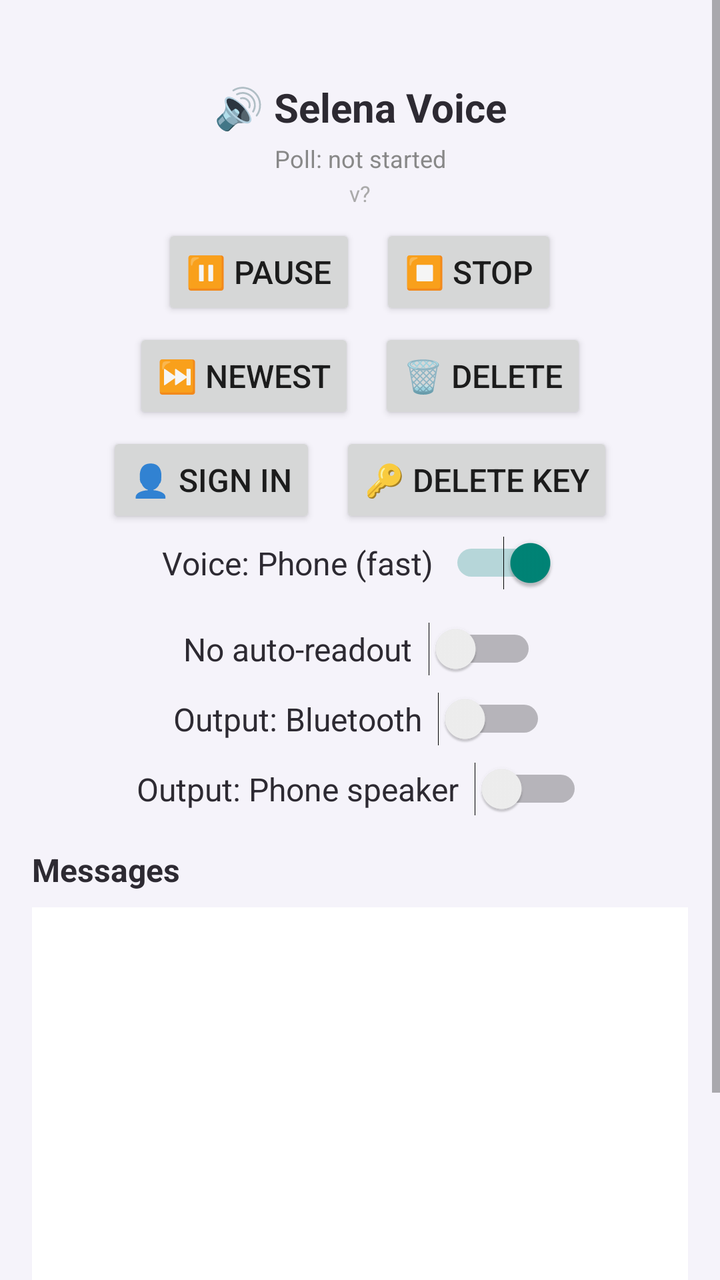
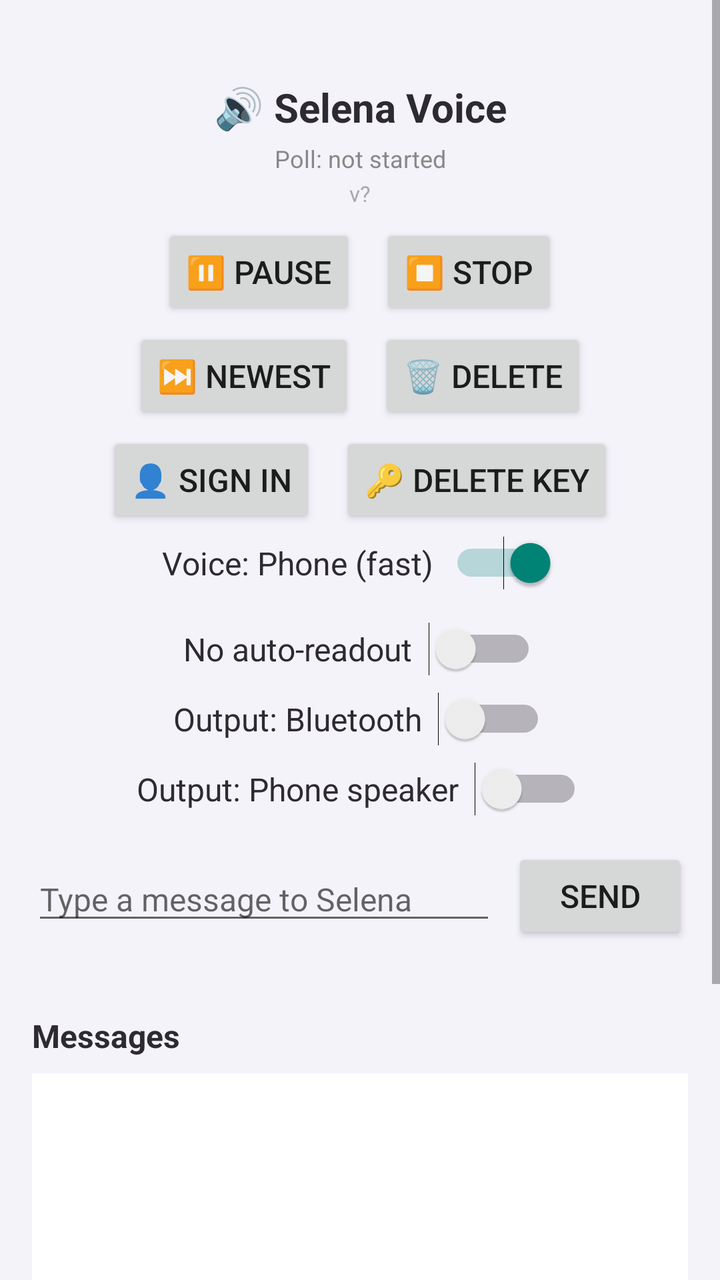

Before-and-after screenshots of an Android layout around one commit, followed by the original layout XML and the change that was made.
<!-- AndroidManifest.xml: application theme android:Theme.Material.Light.NoActionBar -->
<!-- res/layout/activity_main.xml -->
<?xml version="1.0" encoding="utf-8"?>
<ScrollView xmlns:android="http://schemas.android.com/apk/res/android"
    android:id="@+id/outerScroll"
    android:layout_width="match_parent"
    android:layout_height="match_parent"
    android:background="@color/selena_light"
    android:fillViewport="true">

<LinearLayout
    android:layout_width="match_parent"
    android:layout_height="wrap_content"
    android:orientation="vertical"
    android:padding="16dp">

    
    <TextView
        android:id="@+id/statusText"
        android:layout_width="match_parent"
        android:layout_height="wrap_content"
        android:text="🔊 Selena Voice"
        android:textSize="20sp"
        android:textStyle="bold"
        android:textColor="@color/selena_dark"
        android:gravity="center"
        android:paddingTop="24dp"
        android:paddingBottom="4dp" />

    
    <TextView
        android:id="@+id/pollStatusText"
        android:layout_width="match_parent"
        android:layout_height="wrap_content"
        android:text="Poll: not started"
        android:textSize="12sp"
        android:textColor="#888888"
        android:gravity="center"
        android:paddingBottom="2dp" />

    
    <TextView
        android:id="@+id/versionText"
        android:layout_width="match_parent"
        android:layout_height="wrap_content"
        android:text="v?"
        android:textSize="11sp"
        android:textColor="#AAAAAA"
        android:gravity="center"
        android:paddingBottom="8dp" />

    
    <Button
        android:id="@+id/updateBanner"
        android:layout_width="wrap_content"
        android:layout_height="wrap_content"
        android:layout_gravity="center"
        android:text="⬆️ Update available — tap to install"
        android:textSize="14sp"
        android:visibility="gone"
        android:backgroundTint="#2E7D32" />

    
    <LinearLayout
        android:layout_width="match_parent"
        android:layout_height="wrap_content"
        android:orientation="horizontal"
        android:gravity="center"
        android:paddingBottom="4dp">

        <Button
            android:id="@+id/pauseButton"
            android:layout_width="wrap_content"
            android:layout_height="wrap_content"
            android:text="⏸️ Pause"
            android:textSize="16sp"
            android:visibility="visible" />

        <Button
            android:id="@+id/stopButton"
            android:layout_width="wrap_content"
            android:layout_height="wrap_content"
            android:layout_marginStart="12dp"
            android:text="⏹️ Stop"
            android:textSize="16sp"
            android:visibility="visible" />
    </LinearLayout>

    <LinearLayout
        android:layout_width="match_parent"
        android:layout_height="wrap_content"
        android:orientation="horizontal"
        android:gravity="center"
        android:paddingBottom="4dp">

        <Button
            android:id="@+id/skipButton"
            android:layout_width="wrap_content"
            android:layout_height="wrap_content"
            android:text="⏭️ Newest"
            android:textSize="16sp"
            android:visibility="visible" />

        <Button
            android:id="@+id/deleteUnlockedButton"
            android:layout_width="wrap_content"
            android:layout_height="wrap_content"
            android:layout_marginStart="12dp"
            android:text="🗑️ Delete"
            android:textSize="16sp"
            android:visibility="visible" />
    </LinearLayout>

    
    <LinearLayout
        android:layout_width="match_parent"
        android:layout_height="wrap_content"
        android:orientation="horizontal"
        android:gravity="center"
        android:paddingBottom="4dp">

        <Button
            android:id="@+id/signInButton"
            android:layout_width="wrap_content"
            android:layout_height="wrap_content"
            android:text="👤 Sign in"
            android:textSize="16sp"
            android:visibility="visible" />

        <Button
            android:id="@+id/deleteKeyButton"
            android:layout_width="wrap_content"
            android:layout_height="wrap_content"
            android:layout_marginStart="12dp"
            android:text="🔑 Delete key"
            android:textSize="16sp"
            android:visibility="visible" />
    </LinearLayout>

    
    <LinearLayout
        android:layout_width="match_parent"
        android:layout_height="wrap_content"
        android:orientation="horizontal"
        android:gravity="center"
        android:paddingBottom="16dp">

        <TextView
            android:id="@+id/voiceModeLabel"
            android:layout_width="wrap_content"
            android:layout_height="wrap_content"
            android:text="Voice: Phone (fast)"
            android:textSize="16sp"
            android:textColor="@color/selena_dark"
            android:paddingEnd="8dp" />

        <Switch
            android:id="@+id/voiceModeSwitch"
            android:layout_width="wrap_content"
            android:layout_height="wrap_content"
            android:checked="true" />
    </LinearLayout>

    
    <LinearLayout
        android:layout_width="match_parent"
        android:layout_height="wrap_content"
        android:orientation="horizontal"
        android:gravity="center"
        android:paddingBottom="8dp">

        <TextView
            android:layout_width="wrap_content"
            android:layout_height="wrap_content"
            android:text="No auto-readout"
            android:textSize="16sp"
            android:textColor="@color/selena_dark"
            android:paddingEnd="8dp" />

        <Switch
            android:id="@+id/noReadoutSwitch"
            android:layout_width="wrap_content"
            android:layout_height="wrap_content"
            android:checked="false" />
    </LinearLayout>

    
    <LinearLayout
        android:layout_width="match_parent"
        android:layout_height="wrap_content"
        android:orientation="horizontal"
        android:gravity="center"
        android:paddingBottom="8dp">

        <TextView
            android:layout_width="wrap_content"
            android:layout_height="wrap_content"
            android:text="Output: Bluetooth"
            android:textSize="16sp"
            android:textColor="@color/selena_dark"
            android:paddingEnd="8dp" />

        <Switch
            android:id="@+id/btSwitch"
            android:layout_width="wrap_content"
            android:layout_height="wrap_content"
            android:checked="false" />
    </LinearLayout>

    <LinearLayout
        android:layout_width="match_parent"
        android:layout_height="wrap_content"
        android:orientation="horizontal"
        android:gravity="center"
        android:paddingBottom="16dp">

        <TextView
            android:layout_width="wrap_content"
            android:layout_height="wrap_content"
            android:text="Output: Phone speaker"
            android:textSize="16sp"
            android:textColor="@color/selena_dark"
            android:paddingEnd="8dp" />

        <Switch
            android:id="@+id/spkSwitch"
            android:layout_width="wrap_content"
            android:layout_height="wrap_content"
            android:checked="false" />
    </LinearLayout>

    
    <TextView
        android:layout_width="match_parent"
        android:layout_height="wrap_content"
        android:text="Messages"
        android:textSize="16sp"
        android:textStyle="bold"
        android:textColor="@color/selena_dark"
        android:paddingBottom="8dp" />

    
    <LinearLayout
        android:id="@+id/messageList"
        android:layout_width="match_parent"
        android:layout_height="wrap_content"
        android:minHeight="280dp"
        android:orientation="vertical"
        android:background="#FFFFFF"
        android:padding="12dp" />

</LinearLayout>
</ScrollView>
<!-- resources referenced by this layout -->
<resources>
  <color name="selena_dark">#2D2A32</color>
  <color name="selena_light">#F5F3FA</color>
</resources>

<!-- the commit's change to res/layout/activity_main.xml (unified diff, before → after) -->
@@ -228,6 +228,44 @@
     </LinearLayout>
 
     
+    <LinearLayout
+        android:layout_width="match_parent"
+        android:layout_height="wrap_content"
+        android:orientation="horizontal"
+        android:gravity="center_vertical"
+        android:paddingBottom="4dp">
+
+        <EditText
+            android:id="@+id/composeInput"
+            android:layout_width="0dp"
+            android:layout_height="wrap_content"
+            android:layout_weight="1"
+            android:hint="Type a message to Selena"
+            android:inputType="textCapSentences|textMultiLine"
+            android:maxLines="3"
+            android:textSize="16sp" />
+
+        <Button
+            android:id="@+id/composeSendButton"
+            android:layout_width="wrap_content"
+            android:layout_height="wrap_content"
+            android:layout_marginStart="8dp"
+            android:text="Send"
+            android:textSize="16sp" />
+    </LinearLayout>
+
+    <TextView
+        android:id="@+id/composeStatusText"
+        android:layout_width="match_parent"
+        android:layout_height="wrap_content"
+        android:text=""
+        android:textSize="14sp"
+        android:textStyle="bold"
+        android:textColor="@color/selena_dark"
+        android:gravity="center"
+        android:paddingBottom="12dp" />
+
+    
     <TextView
         android:layout_width="match_parent"
         android:layout_height="wrap_content"
